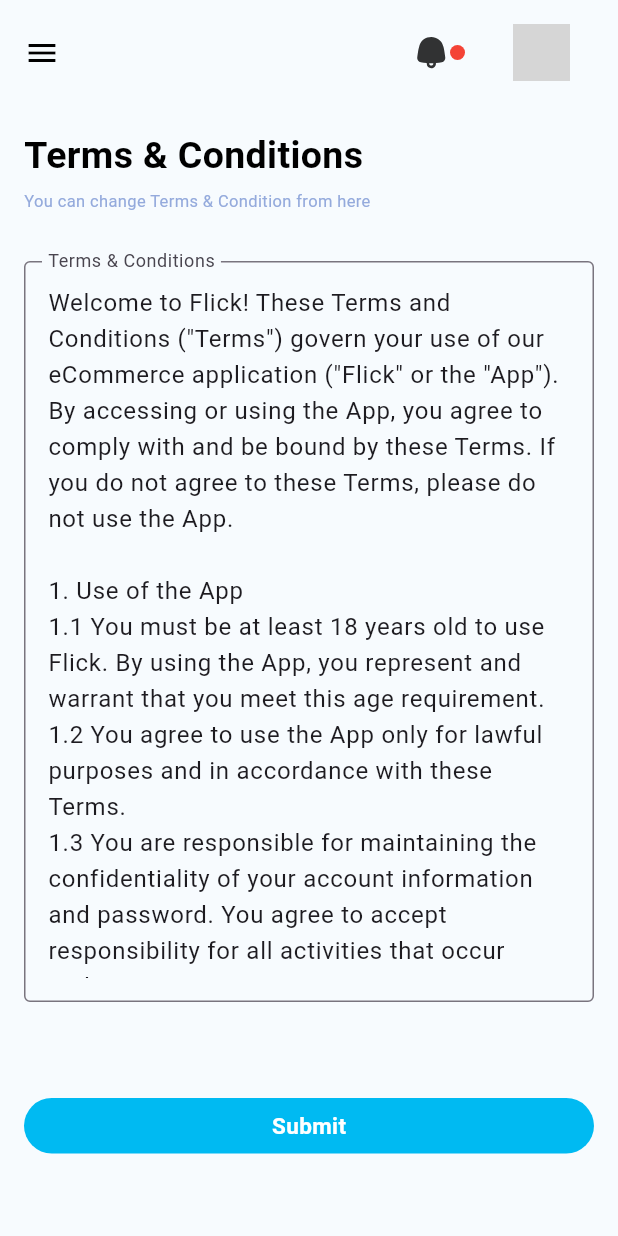
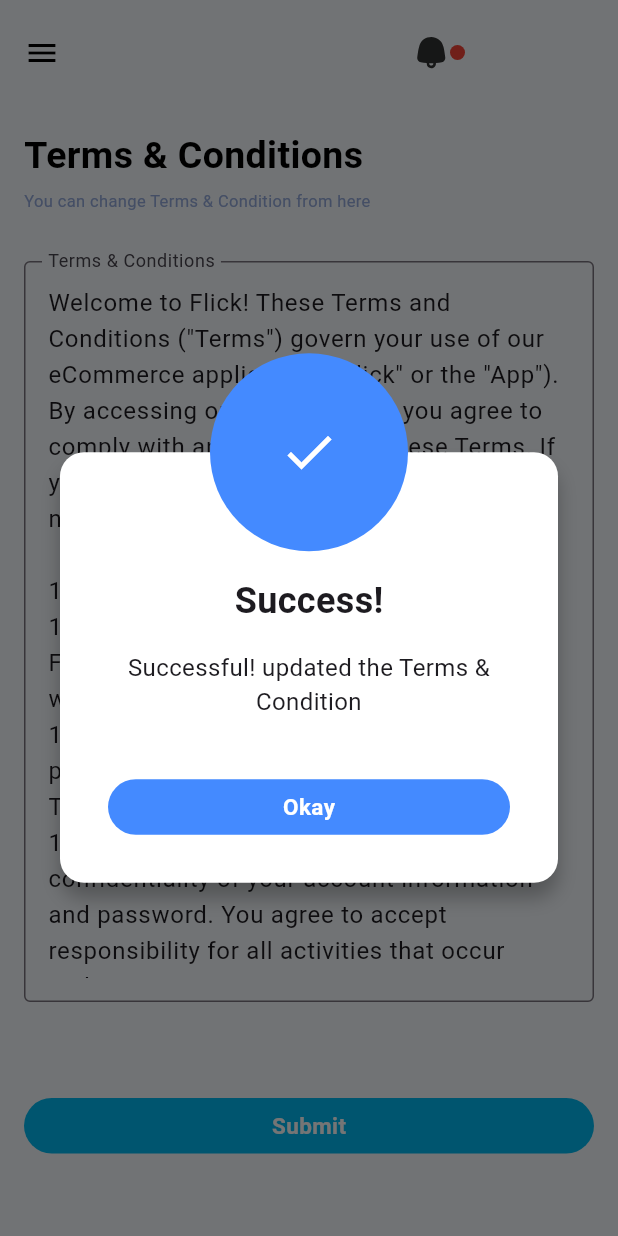
Before and after one commit to Aviral-Kaushik/Flick--Shopping-App, a Flutter app: the TermsAndPrivacyScreen screen opened by its route, after a tap on "Submit", on a phone screen of 412 x 824 dp. Run offline on Flutter 3.47's test engine with Material 3 defaults, Android fonts, the phone set to English and light mode, and no system bars; our stand-ins replace fl_chart, flutter_svg, google_nav_bar, line_awesome_flutter; missing offline and left inert: flutter_statusbarcolor_ns; grey boxes are pictures that could not be loaded.

Commit message:
Implemented Successful Dialog

```diff
--- a/lib/admin_panel/components/messagesScreen/MessagesScreenContent.dart
+++ b/lib/admin_panel/components/messagesScreen/MessagesScreenContent.dart
@@ -26,15 +26,6 @@ class _MessagesScreenContentState extends State<MessagesScreenContent> {
   }
 
   TextEditingController searchController = TextEditingController();
-
-  handleContextMenuButtonTap(String value) {
-    switch (value) {
-      case "1":
-        // TODO Add functionality for showing message dialog here
-      case "2":
-        // TODO Add functionality for deleting message here
-    }
-  }
 
   void _showPopupMenu(BuildContext context, Offset offset) async {
     double left = offset.dx;
--- a/lib/admin_panel/components/referralScreen/ReferralsScrrenContent.dart
+++ b/lib/admin_panel/components/referralScreen/ReferralsScrrenContent.dart
@@ -1,5 +1,6 @@
 import 'package:flick/admin_panel/components/appbar/AdminAppBar.dart';
 import 'package:flick/admin_panel/components/widgets/DetailsChipCard.dart';
+import 'package:flick/admin_panel/components/widgets/dialogs/SuccessfulDialog.dart';
 import 'package:flick/admin_panel/data/Data.dart';
 import 'package:flick/utils/Colors.dart';
 import 'package:flick/utils/Constants.dart';
@@ -17,6 +18,13 @@ class _ReferralsScreenContentState extends State<ReferralsScreenContent> {
   String initialTextMessage = "Flick is an innovative e-commerce application designed to revolutionize online shopping experiences. With a sleek interface and user-friendly features, Flick empowers users to browse, discover, and purchase products effortlessly.";
 
   var referralMessageController = TextEditingController();
+
+  showSuccessfulDialog() {
+    showDialog(context: context, builder: (BuildContext context) => const SuccessfulDialog(
+        title: "Success!",
+        description: "Successful! updated the Referral Message",
+        buttonText: "Okay"));
+  }
 
   @override
   Widget build(BuildContext context) {
@@ -82,7 +90,7 @@ class _ReferralsScreenContentState extends State<ReferralsScreenContent> {
 
           GestureDetector(
             onTap: () {
-              // TODO Show Successful Dialog Here
+              showSuccessfulDialog();
             },
             child: Container(
               width: double.infinity,
--- a/lib/admin_panel/components/termsAndPrivacyScreen/TermsAndPrivacyScreenContent.dart
+++ b/lib/admin_panel/components/termsAndPrivacyScreen/TermsAndPrivacyScreenContent.dart
@@ -1,4 +1,5 @@
 import 'package:flick/admin_panel/components/appbar/AdminAppBar.dart';
+import 'package:flick/admin_panel/components/widgets/dialogs/SuccessfulDialog.dart';
 import 'package:flick/admin_panel/data/Data.dart';
 import 'package:flick/utils/Colors.dart';
 import 'package:flick/utils/Constants.dart';
@@ -30,6 +31,14 @@ class _TermsAndPrivacyScreenContentState
     } else {
       termsAndPrivacyController.text = termsAndCondition;
     }
+  }
+
+  showSuccessfulDialog() {
+    showDialog(context: context, builder: (BuildContext context) => SuccessfulDialog(
+        title: "Success!",
+        description: "Successful! updated the "
+            "${widget.showUIForPrivacyPolicy ? "Privacy Policy" : "Terms & Condition"} ",
+        buttonText: "Okay"));
   }
 
   @override
@@ -98,7 +107,7 @@ class _TermsAndPrivacyScreenContentState
 
               GestureDetector(
                 onTap: () {
-                  // TODO Show Successful dialog here
+                  showSuccessfulDialog();
                 },
                 child: Container(
                   width: double.infinity,
--- /dev/null
+++ b/lib/admin_panel/components/widgets/dialogs/SuccessfulDialog.dart
@@ -0,0 +1,115 @@
+import 'package:flick/utils/Colors.dart';
+import 'package:flick/utils/Constants.dart';
+import 'package:flutter/material.dart';
+
+class SuccessfulDialog extends StatelessWidget {
+  const SuccessfulDialog(
+      {super.key,
+      required this.title,
+      required this.description,
+      required this.buttonText});
+
+  final String title, description, buttonText;
+
+  @override
+  Widget build(BuildContext context) {
+    return Dialog(
+      shape: RoundedRectangleBorder(
+          borderRadius: BorderRadius.circular(appPadding)),
+      elevation: 0.0,
+      backgroundColor: Colors.transparent,
+      child: dialogContent(context),
+    );
+  }
+
+  dialogContent(BuildContext context) {
+    return Stack(
+      children: <Widget>[
+
+        Container(
+          padding: const EdgeInsets.only(
+              top: avatarRadius + appPadding,
+              bottom: appPadding,
+              left: appPadding,
+              right: appPadding),
+          margin: const EdgeInsets.only(top: avatarRadius),
+
+          decoration: BoxDecoration(
+              color: whiteColor,
+              shape: BoxShape.rectangle,
+              borderRadius: BorderRadius.circular(appPadding),
+              boxShadow: const [
+                BoxShadow(
+                    color: Colors.black26,
+                    blurRadius: 10.0,
+                    offset: Offset(0.0, 10.0))
+              ]),
+
+          child: Column(
+            mainAxisSize: MainAxisSize.min,
+            children: <Widget>[
+
+              Text(
+                title,
+                style: const TextStyle(
+                    fontSize: 24.0, fontWeight: FontWeight.w700),
+              ),
+
+              const SizedBox(
+                height: 16.0,
+              ),
+
+              Text(
+                description,
+                textAlign: TextAlign.center,
+                style: const TextStyle(fontSize: 16.0),
+              ),
+
+              const SizedBox(
+                height: 24.0,
+              ),
+
+              Align(
+                alignment: Alignment.bottomRight,
+                child:  GestureDetector(
+                  onTap: () => Navigator.pop(context),
+                  child: Container(
+                    padding: const EdgeInsets.only(
+                    top: appPadding / 2,
+                    bottom: appPadding / 2),
+
+                    margin: const EdgeInsets.all(appPadding),
+
+                    decoration: BoxDecoration(
+                      color: Colors.blueAccent,
+                      borderRadius: BorderRadius.circular(24)
+                    ),
+
+                    child: Center(
+                      child: Text(buttonText, style: TextStyle(
+                        fontSize: 15,
+                        fontWeight: FontWeight.w700,
+                        color: whiteColor
+                        ),
+                      ),
+                    )
+                  ),
+                ),
+              )
+            ],
+          ),
+        ),
+
+        Positioned(
+          left: appPadding,
+          right: appPadding,
+          child: CircleAvatar(
+            backgroundColor: Colors.blueAccent,
+            radius: avatarRadius,
+            child: Icon(Icons.done, color: whiteColor, size: 40,),
+          ),
+        ),
+      ],
+    );
+  }
+}
--- a/lib/utils/Constants.dart
+++ b/lib/utils/Constants.dart
@@ -1 +1,2 @@
 const appPadding = 16.0;
+const double avatarRadius = 66.0;
```
